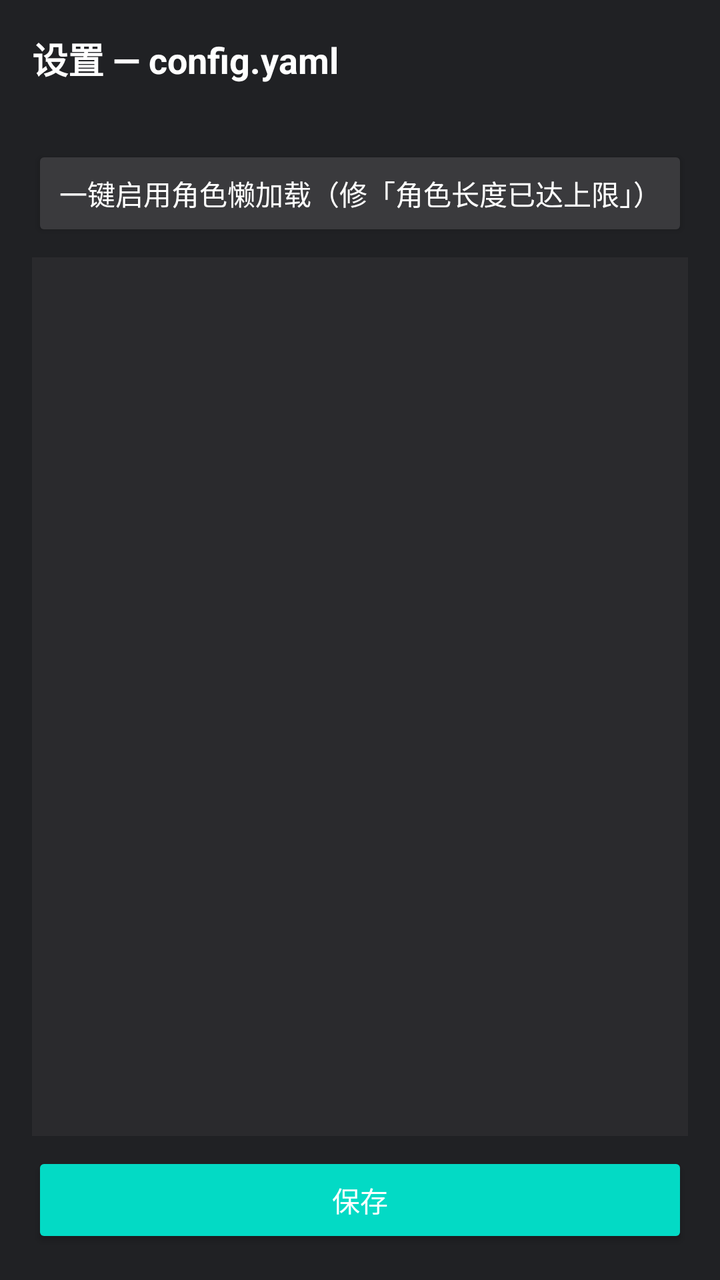
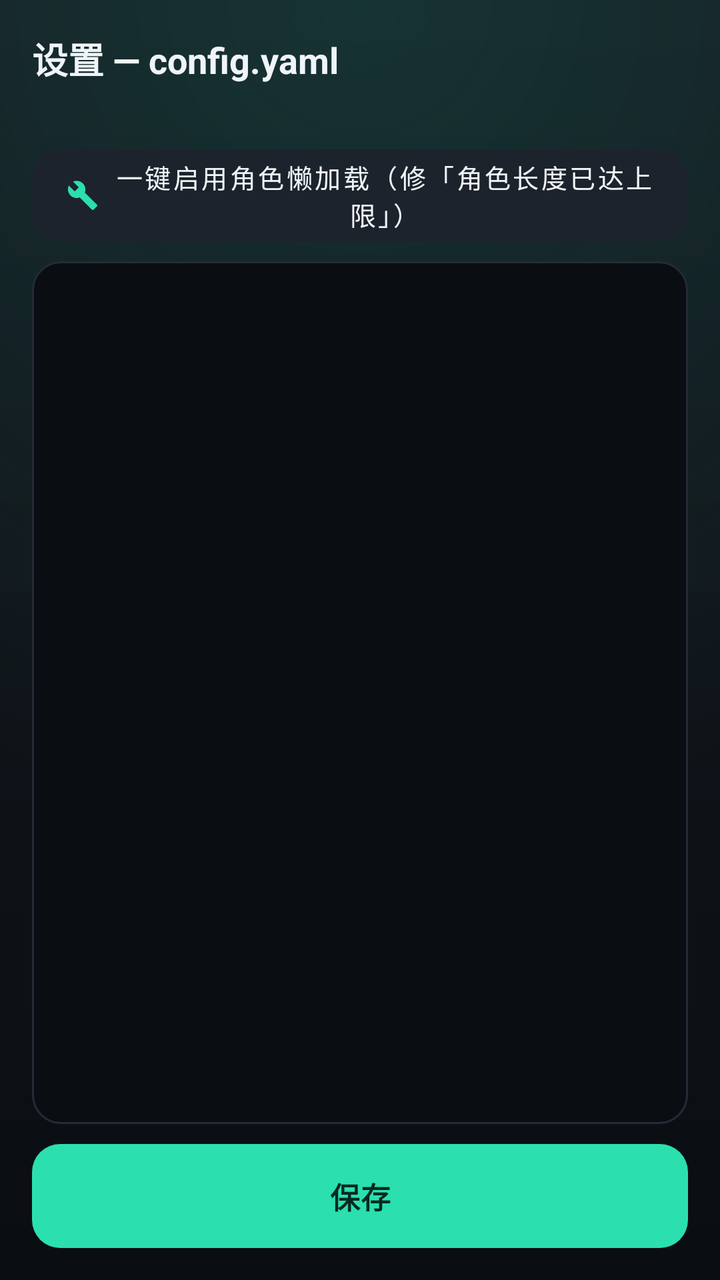

Before-and-after screenshots of an Android layout around one commit, followed by the original layout XML and the change that was made.
<!-- AndroidManifest.xml: activity theme Theme.STPatch.NoActionBar -->
<!-- res/layout/activity_config_editor.xml -->
<?xml version="1.0" encoding="utf-8"?>
<LinearLayout xmlns:android="http://schemas.android.com/apk/res/android"
    android:layout_width="match_parent"
    android:layout_height="match_parent"
    android:background="#202124"
    android:orientation="vertical"
    android:padding="16dp">

    <TextView
        android:layout_width="wrap_content"
        android:layout_height="wrap_content"
        android:text="设置 — config.yaml"
        android:textColor="#FFFFFFFF"
        android:textSize="18sp"
        android:textStyle="bold"
        android:layout_marginBottom="6dp" />

    <TextView
        android:id="@+id/editorHint"
        android:layout_width="match_parent"
        android:layout_height="wrap_content"
        android:textColor="#80FFFFFF"
        android:textSize="12sp"
        android:layout_marginBottom="8dp" />

    <Button
        android:id="@+id/btnLazyLoad"
        android:layout_width="match_parent"
        android:layout_height="wrap_content"
        android:text="一键启用角色懒加载（修「角色长度已达上限」）"
        android:backgroundTint="#3A3A3D"
        android:textColor="#FFFFFFFF"
        android:layout_marginBottom="8dp" />

    <EditText
        android:id="@+id/configEditor"
        android:layout_width="match_parent"
        android:layout_height="0dp"
        android:layout_weight="1"
        android:gravity="top"
        android:background="#2A2A2D"
        android:padding="8dp"
        android:typeface="monospace"
        android:textColor="#FFFFFFFF"
        android:textSize="12sp"
        android:inputType="textMultiLine|textNoSuggestions"
        android:scrollHorizontally="false" />

    <Button
        android:id="@+id/btnSaveConfig"
        android:layout_width="match_parent"
        android:layout_height="wrap_content"
        android:text="保存"
        android:backgroundTint="#FF03DAC5"
        android:textColor="#FFFFFFFF"
        android:layout_marginTop="8dp" />

</LinearLayout>
<!-- resources referenced by this layout -->
<resources>
  <style name="Theme.STPatch.NoActionBar">
          <item name="windowActionBar">false</item>
          <item name="windowNoTitle">true</item>
      </style>
</resources>

<!-- the commit's change to res/layout/activity_config_editor.xml (unified diff, before → after) -->
@@ -1,8 +1,9 @@
 <?xml version="1.0" encoding="utf-8"?>
 <LinearLayout xmlns:android="http://schemas.android.com/apk/res/android"
+    xmlns:app="http://schemas.android.com/apk/res-auto"
     android:layout_width="match_parent"
     android:layout_height="match_parent"
-    android:background="#202124"
+    android:background="@drawable/bg_app"
     android:orientation="vertical"
     android:padding="16dp">
 
@@ -10,7 +11,7 @@
         android:layout_width="wrap_content"
         android:layout_height="wrap_content"
         android:text="设置 — config.yaml"
-        android:textColor="#FFFFFFFF"
+        android:textColor="@color/st_text_primary"
         android:textSize="18sp"
         android:textStyle="bold"
         android:layout_marginBottom="6dp" />
@@ -19,18 +20,24 @@
         android:id="@+id/editorHint"
         android:layout_width="match_parent"
         android:layout_height="wrap_content"
-        android:textColor="#80FFFFFF"
+        android:textColor="@color/st_text_hint"
         android:textSize="12sp"
-        android:layout_marginBottom="8dp" />
+        android:lineSpacingExtra="2dp"
+        android:layout_marginBottom="10dp" />
 
-    <Button
+    <com.google.android.material.button.MaterialButton
         android:id="@+id/btnLazyLoad"
+        style="@style/Widget.STPatch.Button.Tonal"
         android:layout_width="match_parent"
-        android:layout_height="wrap_content"
+        android:layout_height="46dp"
         android:text="一键启用角色懒加载（修「角色长度已达上限」）"
-        android:backgroundTint="#3A3A3D"
-        android:textColor="#FFFFFFFF"
-        android:layout_marginBottom="8dp" />
+        android:textSize="13sp"
+        app:icon="@drawable/ic_mode_patch"
+        app:iconGravity="textStart"
+        app:iconPadding="8dp"
+        app:iconSize="16dp"
+        app:iconTint="@color/st_accent"
+        android:layout_marginBottom="10dp" />
 
     <EditText
         android:id="@+id/configEditor"
@@ -38,21 +45,20 @@
         android:layout_height="0dp"
         android:layout_weight="1"
         android:gravity="top"
-        android:background="#2A2A2D"
-        android:padding="8dp"
+        android:background="@drawable/bg_log_console"
+        android:padding="12dp"
         android:typeface="monospace"
-        android:textColor="#FFFFFFFF"
+        android:textColor="@color/st_log_text"
         android:textSize="12sp"
         android:inputType="textMultiLine|textNoSuggestions"
         android:scrollHorizontally="false" />
 
-    <Button
+    <com.google.android.material.button.MaterialButton
         android:id="@+id/btnSaveConfig"
+        style="@style/Widget.STPatch.Button.Primary"
         android:layout_width="match_parent"
-        android:layout_height="wrap_content"
+        android:layout_height="52dp"
         android:text="保存"
-        android:backgroundTint="#FF03DAC5"
-        android:textColor="#FFFFFFFF"
-        android:layout_marginTop="8dp" />
+        android:layout_marginTop="10dp" />
 
 </LinearLayout>
<!-- resource entries referenced after the edit -->
@@ -1,8 +1,83 @@
 <!-- resources referenced by this layout -->
 <resources>
+  <color name="st_accent">#FF2BDFAF</color>
+  <color name="st_log_text">#FFC7D0D9</color>
+  <color name="st_text_hint">#FF5E6B78</color>
+  <color name="st_text_primary">#FFF0F4F8</color>
+  <!-- drawable bg_app (drawable) -->
+  <?xml version="1.0" encoding="utf-8"?>
+  <layer-list xmlns:android="http://schemas.android.com/apk/res/android">
+      
+      <item>
+          <shape android:shape="rectangle">
+              <gradient
+                  android:angle="270"
+                  android:startColor="@color/st_bg_gradient_top"
+                  android:endColor="@color/st_bg_gradient_bottom" />
+          </shape>
+      </item>
+      
+      <item>
+          <shape android:shape="rectangle">
+              <gradient
+                  android:type="radial"
+                  android:centerX="0.5"
+                  android:centerY="0.0"
+                  android:gradientRadius="420dp"
+                  android:startColor="#2217D1A6"
+                  android:endColor="#0017D1A6" />
+          </shape>
+      </item>
+  </layer-list>
+  <!-- drawable bg_log_console (drawable) -->
+  <?xml version="1.0" encoding="utf-8"?>
+  <shape xmlns:android="http://schemas.android.com/apk/res/android"
+      android:shape="rectangle">
+      <corners android:radius="14dp" />
+      <solid android:color="@color/st_console" />
+      <stroke android:width="1dp" android:color="@color/st_card_stroke" />
+  </shape>
+  <!-- drawable ic_mode_patch (drawable) -->
+  <?xml version="1.0" encoding="utf-8"?>
+  <vector xmlns:android="http://schemas.android.com/apk/res/android"
+      android:width="24dp"
+      android:height="24dp"
+      android:viewportWidth="24"
+      android:viewportHeight="24">
+      <path
+          android:fillColor="#FFFFFFFF"
+          android:pathData="M22.7,19l-9.1,-9.1c0.9,-2.3 0.4,-5 -1.5,-6.9 -2,-2 -5,-2.4 -7.4,-1.3L9,6 6,9 1.6,4.7C0.4,7.1 0.9,10.1 2.9,12.1c1.9,1.9 4.6,2.4 6.9,1.5l9.1,9.1c0.4,0.4 1,0.4 1.4,0l2.3,-2.3c0.5,-0.4 0.5,-1.1 0.1,-1.4z" />
+  </vector>
+  <style name="Widget.STPatch.Button.Primary" parent="Widget.MaterialComponents.Button.UnelevatedButton">
+          <item name="android:textSize">15sp</item>
+          <item name="android:textStyle">bold</item>
+          <item name="android:letterSpacing">0.02</item>
+          <item name="cornerRadius">14dp</item>
+          <item name="backgroundTint">@color/st_accent</item>
+          <item name="android:textColor">@color/st_on_accent</item>
+          <item name="rippleColor">@color/st_on_accent</item>
+          <item name="android:insetTop">0dp</item>
+          <item name="android:insetBottom">0dp</item>
+      </style>
+  <style name="Widget.STPatch.Button.Tonal" parent="Widget.MaterialComponents.Button.UnelevatedButton">
+          <item name="android:textSize">14sp</item>
+          <item name="cornerRadius">14dp</item>
+          <item name="backgroundTint">@color/st_tonal</item>
+          <item name="android:textColor">@color/st_text_primary</item>
+          <item name="rippleColor">@color/st_ripple</item>
+          <item name="android:insetTop">0dp</item>
+          <item name="android:insetBottom">0dp</item>
+      </style>
   <style name="Theme.STPatch.NoActionBar">
           <item name="windowActionBar">false</item>
           <item name="windowNoTitle">true</item>
       </style>
+  <color name="st_bg_gradient_top">#FF161B22</color>
+  <color name="st_bg_gradient_bottom">#FF0A0D11</color>
+  <color name="st_console">#FF0A0D12</color>
+  <color name="st_card_stroke">#FF232B36</color>
+  <color name="st_on_accent">#FF052A20</color>
+  <color name="st_tonal">#FF1C232C</color>
+  <color name="st_ripple">#332BDFAF</color>
 </resources>
 
